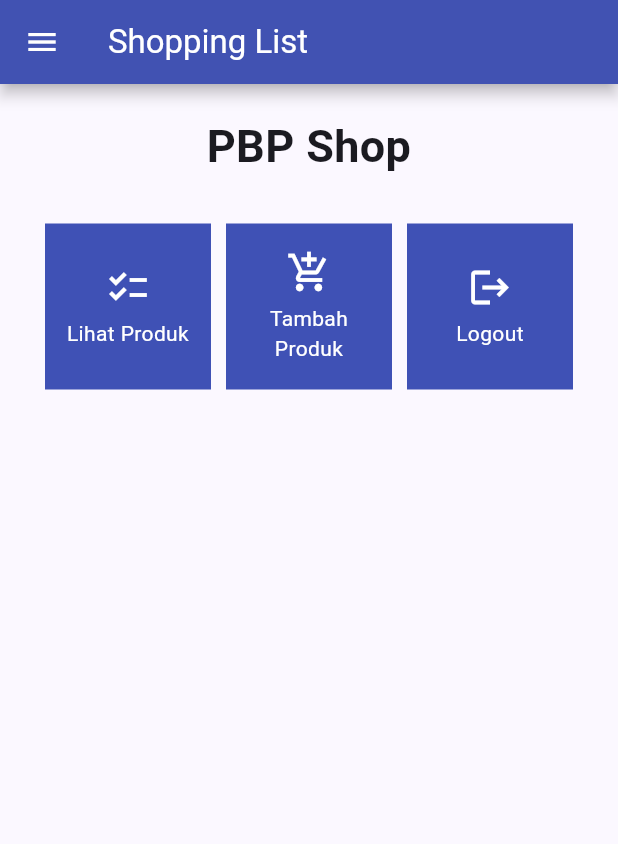
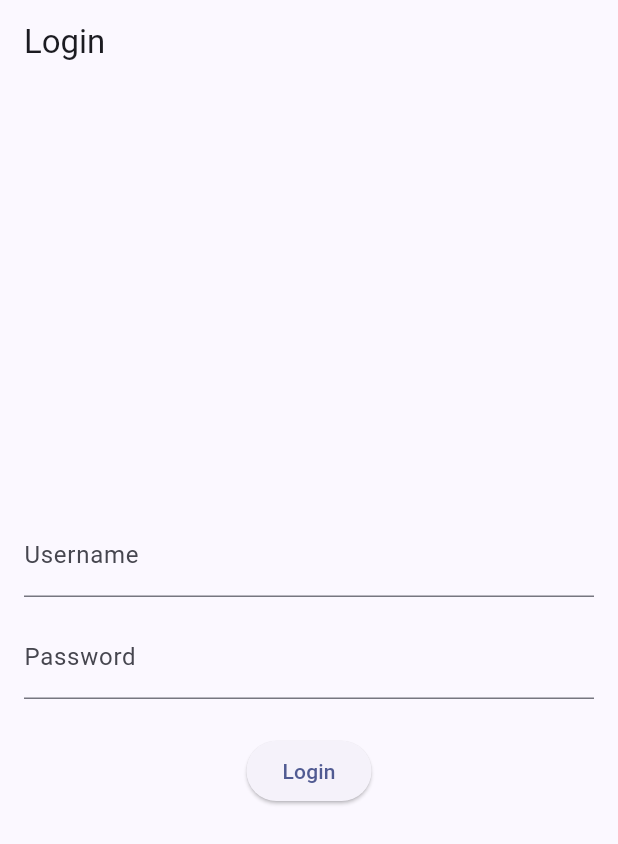
Before and after one commit to cheerylaisyah/shopping-list-mobile, a Flutter app: the screen it shows after launch, on a phone screen of 412 x 824 dp. Shown: the top 844 px of the screen. Run offline on Flutter 3.47's test engine with Material 2 defaults, Android fonts, the phone set to English and light mode, and no system bars; missing offline and left inert: pbp_django_auth.

Commit message:
add: tutorial 8

```diff
--- a/lib/main.dart
+++ b/lib/main.dart
@@ -1,38 +1,31 @@
 import 'package:flutter/material.dart';
 import 'package:shopping_list/screens/menu.dart';
+import 'package:shopping_list/screens/login.dart';
+import 'package:provider/provider.dart';
+import 'package:pbp_django_auth/pbp_django_auth.dart';
 
 void main() {
   runApp(const MyApp());
 }
 
 class MyApp extends StatelessWidget {
-  const MyApp({super.key});
+  const MyApp({Key? key}) : super(key: key);
 
-  // This widget is the root of your application.
   @override
   Widget build(BuildContext context) {
-    return MaterialApp(
-      title: 'Flutter Demo',
-      theme: ThemeData(
-        // This is the theme of your application.
-        //
-        // TRY THIS: Try running your application with "flutter run". You'll see
-        // the application has a blue toolbar. Then, without quitting the app,
-        // try changing the seedColor in the colorScheme below to Colors.green
-        // and then invoke "hot reload" (save your changes or press the "hot
-        // reload" button in a Flutter-supported IDE, or press "r" if you used
-        // the command line to start the app).
-        //
-        // Notice that the counter didn't reset back to zero; the application
-        // state is not lost during the reload. To reset the state, use hot
-        // restart instead.
-        //
-        // This works for code too, not just values: Most code changes can be
-        // tested with just a hot reload.
-        colorScheme: ColorScheme.fromSeed(seedColor: Colors.indigo),
-        useMaterial3: true,
-      ),
-      home: MyHomePage(),
+    return Provider(
+      create: (_) {
+        CookieRequest request = CookieRequest();
+        return request;
+      },
+      child: MaterialApp(
+        title: 'Flutter App',
+        theme: ThemeData(
+          colorScheme: ColorScheme.fromSeed(seedColor: Colors.indigo),
+          useMaterial3: true,
+        ),
+        home: LoginPage()
+      ), // Corrected closing parenthesis position
     );
   }
 }
--- /dev/null
+++ b/lib/screens/login.dart
@@ -0,0 +1,114 @@
+import 'package:shopping_list/screens/menu.dart';
+import 'package:flutter/material.dart';
+import 'package:pbp_django_auth/pbp_django_auth.dart';
+import 'package:provider/provider.dart';
+
+void main() {
+    runApp(const LoginApp());
+}
+
+class LoginApp extends StatelessWidget {
+const LoginApp({super.key});
+
+@override
+Widget build(BuildContext context) {
+    return MaterialApp(
+        title: 'Login',
+        theme: ThemeData(
+            primarySwatch: Colors.blue,
+    ),
+    home: const LoginPage(),
+    );
+    }
+}
+
+class LoginPage extends StatefulWidget {
+    const LoginPage({super.key});
+
+    @override
+    _LoginPageState createState() => _LoginPageState();
+}
+
+class _LoginPageState extends State<LoginPage> {
+    final TextEditingController _usernameController = TextEditingController();
+    final TextEditingController _passwordController = TextEditingController();
+
+    @override
+    Widget build(BuildContext context) {
+        final request = context.watch<CookieRequest>();
+        return Scaffold(
+            appBar: AppBar(
+                title: const Text('Login'),
+            ),
+            body: Container(
+                padding: const EdgeInsets.all(16.0),
+                child: Column(
+                    mainAxisAlignment: MainAxisAlignment.center,
+                    children: [
+                        TextField(
+                            controller: _usernameController,
+                            decoration: const InputDecoration(
+                                labelText: 'Username',
+                            ),
+                        ),
+                        const SizedBox(height: 12.0),
+                        TextField(
+                            controller: _passwordController,
+                            decoration: const InputDecoration(
+                                labelText: 'Password',
+                            ),
+                            obscureText: true,
+                        ),
+                        const SizedBox(height: 24.0),
+                        ElevatedButton(
+                            onPressed: () async {
+                                String username = _usernameController.text;
+                                String password = _passwordController.text;
+
+                                // Cek kredensial
+                                // TODO: Ganti URL dan jangan lupa tambahkan trailing slash (/) di akhir URL!
+                                // Untuk menyambungkan Android emulator dengan Django pada localhost,
+                                // gunakan URL http://10.0.2.2/
+                                final response = await request.login("http://10.0.2.2/auth/login/", {
+                                'username': username,
+                                'password': password,
+                                });
+
+                                if (request.loggedIn) {
+                                    String message = response['message'];
+                                    String uname = response['username'];
+                                    Navigator.pushReplacement(
+                                        context,
+                                        MaterialPageRoute(builder: (context) => MyHomePage()),
+                                    );
+                                    ScaffoldMessenger.of(context)
+                                        ..hideCurrentSnackBar()
+                                        ..showSnackBar(
+                                            SnackBar(content: Text("$message Selamat datang, $uname.")));
+                                    } else {
+                                    showDialog(
+                                        context: context,
+                                        builder: (context) => AlertDialog(
+                                            title: const Text('Login Gagal'),
+                                            content:
+                                                Text(response['message']),
+                                            actions: [
+                                                TextButton(
+                                                    child: const Text('OK'),
+                                                    onPressed: () {
+                                                        Navigator.pop(context);
+                                                    },
+                                                ),
+                                            ],
+                                        ),
+                                    );
+                                }
+                            },
+                            child: const Text('Login'),
+                        ),
+                    ],
+                ),
+            ),
+        );
+    }
+}
--- a/pubspec.yaml
+++ b/pubspec.yaml
@@ -35,6 +35,9 @@ dependencies:
   # The following adds the Cupertino Icons font to your application.
   # Use with the CupertinoIcons class for iOS style icons.
   cupertino_icons: ^1.0.2
+  provider: ^6.1.1
+  pbp_django_auth: ^0.3.1
+  http: ^0.13.6
 
 dev_dependencies:
   flutter_test:
```
Also changed, not shown: lib/models/product.dart (added, +85 -0 lines), lib/screens/list_product.dart (added, +91 -0 lines), lib/screens/shoplist_form.dart (+35 -33 lines), lib/widgets/left_drawer.dart (+12 -0 lines), lib/widgets/shop_card.dart (+31 -1 lines), pubspec.lock, 2 other files.
